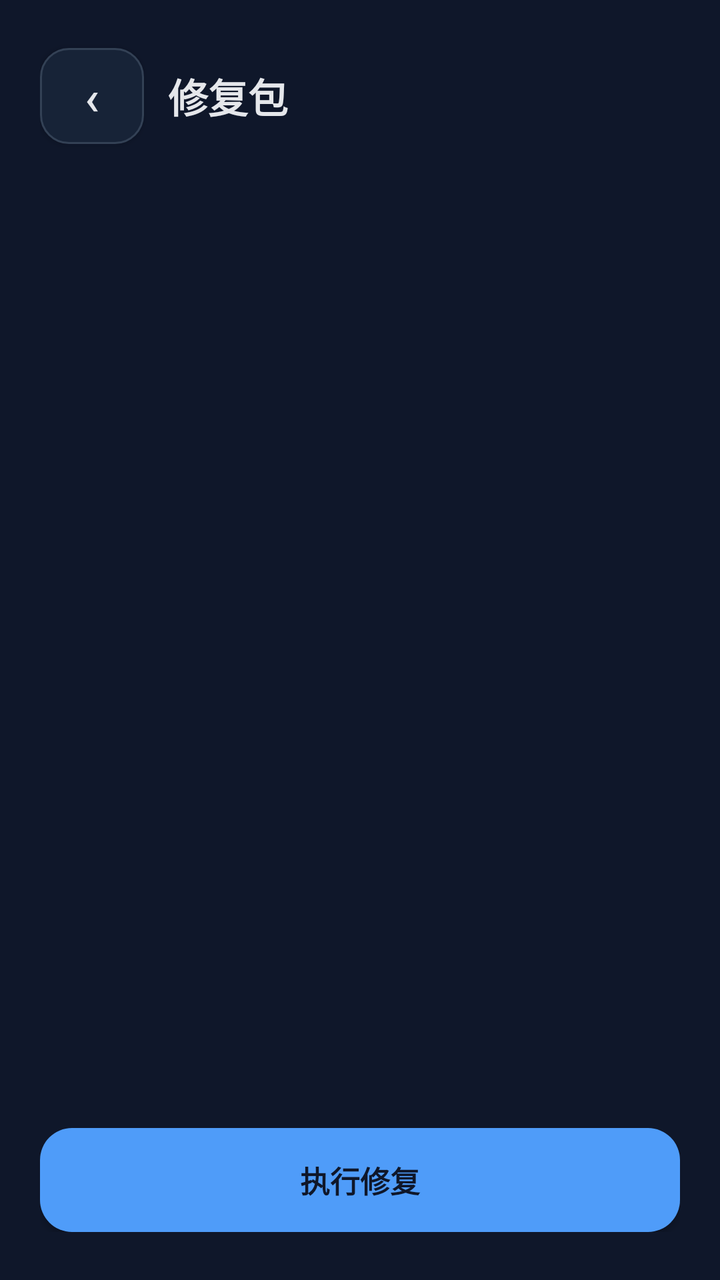
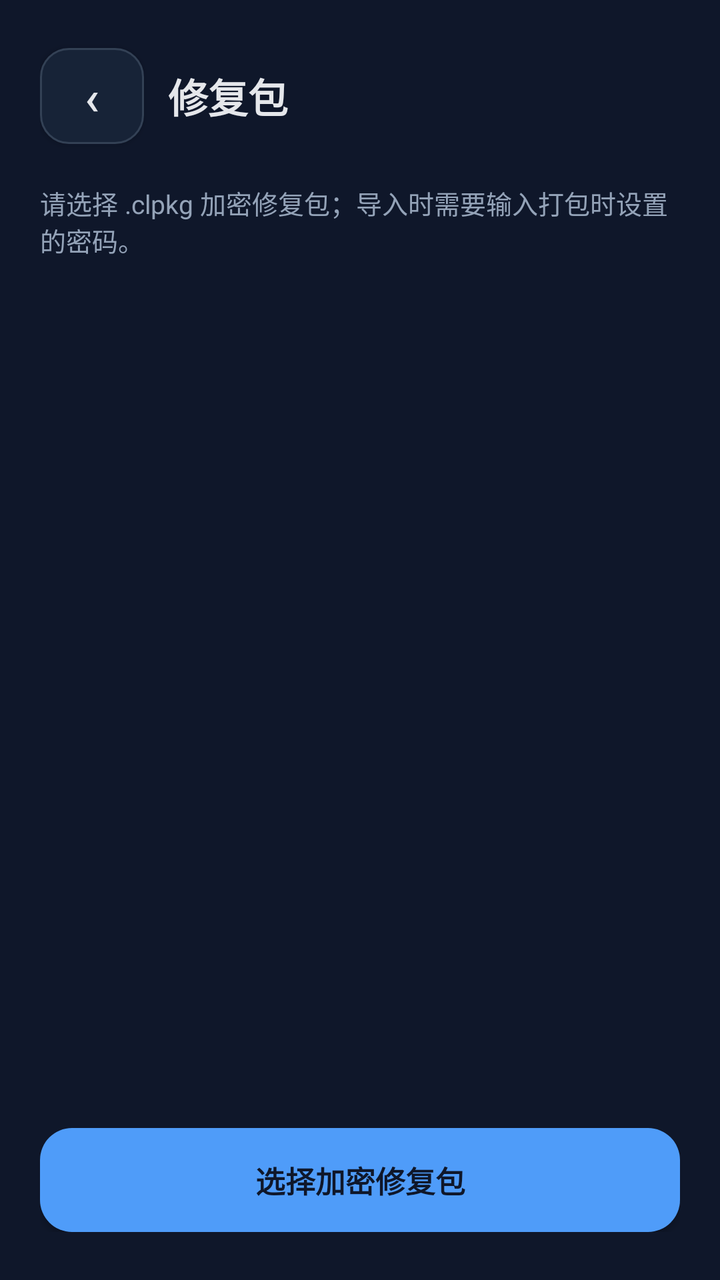

An Android layout rendered at two revisions. The XML below is the earlier revision; the diff shows what the commit changed to produce the second picture.
<!-- AndroidManifest.xml: application theme Theme.CasdonLink -->
<!-- res/layout/activity_package.xml -->
<?xml version="1.0" encoding="utf-8"?>
<LinearLayout xmlns:android="http://schemas.android.com/apk/res/android"
    android:id="@+id/packageRoot"
    style="@style/Widget.CasdonLink.Screen.Column">

    <LinearLayout style="@style/Widget.CasdonLink.Toolbar">

        <Button
            android:id="@+id/packageBack"
            style="@style/Widget.CasdonLink.Button.Icon"
            android:text="‹" />

        <TextView
            android:id="@+id/packageTitle"
            style="@style/Text.CasdonLink.ToolbarTitle"
            android:layout_width="0dp"
            android:layout_marginStart="@dimen/space_md"
            android:layout_weight="1"
            android:text="修复包" />

        <TextView
            android:id="@+id/packageProgress"
            style="@style/Text.CasdonLink.Caption" />
    </LinearLayout>

    <TextView
        android:id="@+id/packageDescription"
        style="@style/Text.CasdonLink.Label"
        android:layout_width="match_parent"
        android:layout_marginTop="@dimen/space_lg" />

    <androidx.recyclerview.widget.RecyclerView
        android:id="@+id/stepList"
        style="@style/Widget.CasdonLink.List"
        android:layout_marginTop="@dimen/space_lg" />

    <Button
        android:id="@+id/runPackage"
        style="@style/Widget.CasdonLink.Button.Primary"
        android:layout_marginTop="@dimen/space_md"
        android:text="执行修复" />

</LinearLayout>
<!-- resources referenced by this layout -->
<resources>
  <dimen name="space_lg">16dp</dimen>
  <dimen name="space_md">12dp</dimen>
  <style name="Text.CasdonLink.Label" parent="Text.CasdonLink">
          <item name="android:layout_width">wrap_content</item>
          <item name="android:layout_height">wrap_content</item>
          <item name="android:textColor">@color/text_secondary</item>
          <item name="android:textSize">@dimen/text_label</item>
      </style>
  <style name="Widget.CasdonLink.Button.Primary" parent="Widget.CasdonLink.Button">
          <item name="android:background">@drawable/bg_button</item>
          <item name="android:textColor">@color/background</item>
          <item name="android:textStyle">bold</item>
      </style>
  <style name="Widget.CasdonLink.Toolbar" parent="Widget.CasdonLink">
          <item name="android:layout_width">match_parent</item>
          <item name="android:layout_height">@dimen/toolbar_height</item>
          <item name="android:gravity">center_vertical</item>
          <item name="android:orientation">horizontal</item>
      </style>
  <style name="Theme.CasdonLink" parent="Base.Theme.CasdonLink" />
  <style name="Text.CasdonLink" parent="" />
  <color name="text_secondary">#94A3B8</color>
  <dimen name="text_caption">12sp</dimen>
  <dimen name="text_label">13sp</dimen>
  <color name="text_primary">#E5E7EB</color>
  <dimen name="text_toolbar_title">20sp</dimen>
  <dimen name="icon_button_width">52dp</dimen>
  <dimen name="icon_button_height">48dp</dimen>
  <!-- drawable bg_input (drawable) -->
  <shape xmlns:android="http://schemas.android.com/apk/res/android">
      <solid android:color="@color/input_surface" />
      <stroke android:width="1dp" android:color="@color/input_stroke" />
      <corners android:radius="14dp" />
  </shape>
  <dimen name="text_icon">24sp</dimen>
  <!-- drawable bg_button (drawable) -->
  <shape xmlns:android="http://schemas.android.com/apk/res/android">
      <solid android:color="@color/primary" />
      <corners android:radius="16dp" />
  </shape>
  <color name="background">#0F172A</color>
  <style name="Widget.CasdonLink" parent="" />
  <style name="Widget.CasdonLink.Screen" parent="" />
  <dimen name="screen_padding_horizontal">@dimen/space_xl</dimen>
  <dimen name="screen_padding_vertical">@dimen/space_xl</dimen>
  <dimen name="screen_padding_bottom">@dimen/space_2xl</dimen>
  <dimen name="toolbar_height">56dp</dimen>
  <dimen name="control_height">52dp</dimen>
  <dimen name="text_body_large">15sp</dimen>
  <color name="input_surface">#172337</color>
  <color name="input_stroke">#334155</color>
  <color name="primary">#4F9CF9</color>
  <dimen name="space_xl">20dp</dimen>
  <dimen name="space_2xl">24dp</dimen>
  <color name="secondary">#5EEAD4</color>
  <style name="MaterialAlertDialog.CasdonLink" parent="MaterialAlertDialog.Material3">
          <item name="backgroundTint">@color/surface</item>
          <item name="shapeAppearance">@style/ShapeAppearance.CasdonLink.Dialog</item>
      </style>
  <color name="surface">#1E293B</color>
  <color name="text_hint">#64748B</color>
  <style name="MaterialAlertDialog.CasdonLink.Title.Text" parent="MaterialAlertDialog.Material3.Title.Text">
          <item name="android:textColor">@color/text_primary</item>
          <item name="android:textSize">@dimen/text_section_title</item>
          <item name="android:textStyle">bold</item>
      </style>
  <style name="MaterialAlertDialog.CasdonLink.Body.Text" parent="MaterialAlertDialog.Material3.Body.Text">
          <item name="android:textColor">@color/text_primary</item>
          <item name="android:textSize">@dimen/text_body</item>
      </style>
  <style name="ShapeAppearance.CasdonLink.Dialog" parent="ShapeAppearance.Material3.Corner.ExtraLarge">
          <item name="cornerSize">20dp</item>
      </style>
  <dimen name="text_section_title">16sp</dimen>
  <dimen name="text_body">14sp</dimen>
  <!-- unchanged entries left out for length: 8 -->
</resources>

<!-- the commit's change to res/layout/activity_package.xml (unified diff, before → after) -->
@@ -27,7 +27,8 @@
         android:id="@+id/packageDescription"
         style="@style/Text.CasdonLink.Label"
         android:layout_width="match_parent"
-        android:layout_marginTop="@dimen/space_lg" />
+        android:layout_marginTop="@dimen/space_lg"
+        android:text="请选择 .clpkg 加密修复包；导入时需要输入打包时设置的密码。" />
 
     <androidx.recyclerview.widget.RecyclerView
         android:id="@+id/stepList"
@@ -38,6 +39,6 @@
         android:id="@+id/runPackage"
         style="@style/Widget.CasdonLink.Button.Primary"
         android:layout_marginTop="@dimen/space_md"
-        android:text="执行修复" />
+        android:text="选择加密修复包" />
 
 </LinearLayout>
